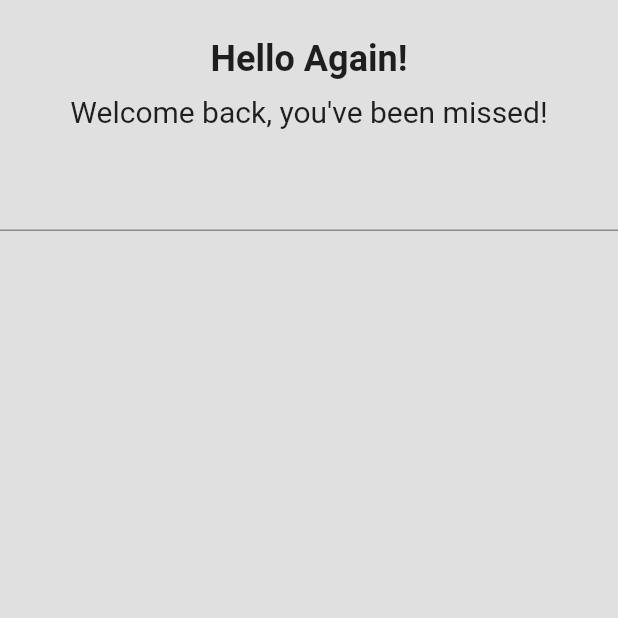
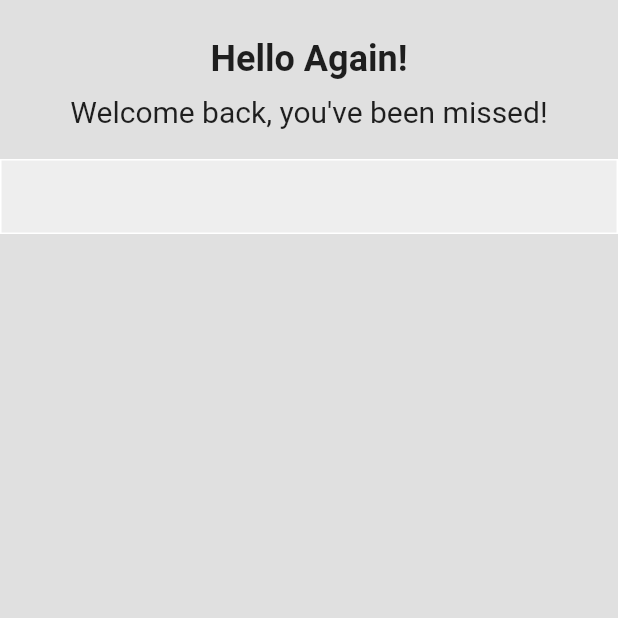
Before and after one commit to kwakyebrilliant/loginui, a Flutter app: the screen it shows after launch, on a phone screen of 412 x 824 dp, the top half of it. Run offline on Flutter 3.47's test engine with Material 2 defaults, Android fonts, the phone set to English and light mode, and no system bars.

Commit message:
login updates

```diff
--- a/lib/login_paage.dart
+++ b/lib/login_paage.dart
@@ -12,30 +12,40 @@ class _LoginPageState extends State<LoginPage> {
   Widget build(BuildContext context) {
     return Scaffold(
       backgroundColor: Colors.grey[300],
-      body: const SafeArea(
+      body: SafeArea(
         child: Center(
           child: Column(
             children: [
-              SizedBox(height: 25.0),
+              const SizedBox(height: 25.0),
               //Hello again!
-              Text(
+              const Text(
                 'Hello Again!',
                 style: TextStyle(
                   fontWeight: FontWeight.bold,
                   fontSize: 24.0,
                 ),
               ),
-              SizedBox(height: 10.0),
-              Text(
+              const SizedBox(height: 10.0),
+              const Text(
                 'Welcome back, you\'ve been missed!',
                 style: TextStyle(
                   fontSize: 20.0,
                 ),
               ),
-              SizedBox(height: 20.0),
+              const SizedBox(height: 20.0),
 
               //email textfield
-              TextField(),
+              Container(
+                decoration: BoxDecoration(
+                  color: Colors.grey[200],
+                  border: Border.all(color: Colors.white),
+                ),
+                child: const TextField(
+                  decoration: InputDecoration(
+                    border: InputBorder.none,
+                  ),
+                ),
+              ),
 
               //password textfield
 
```
